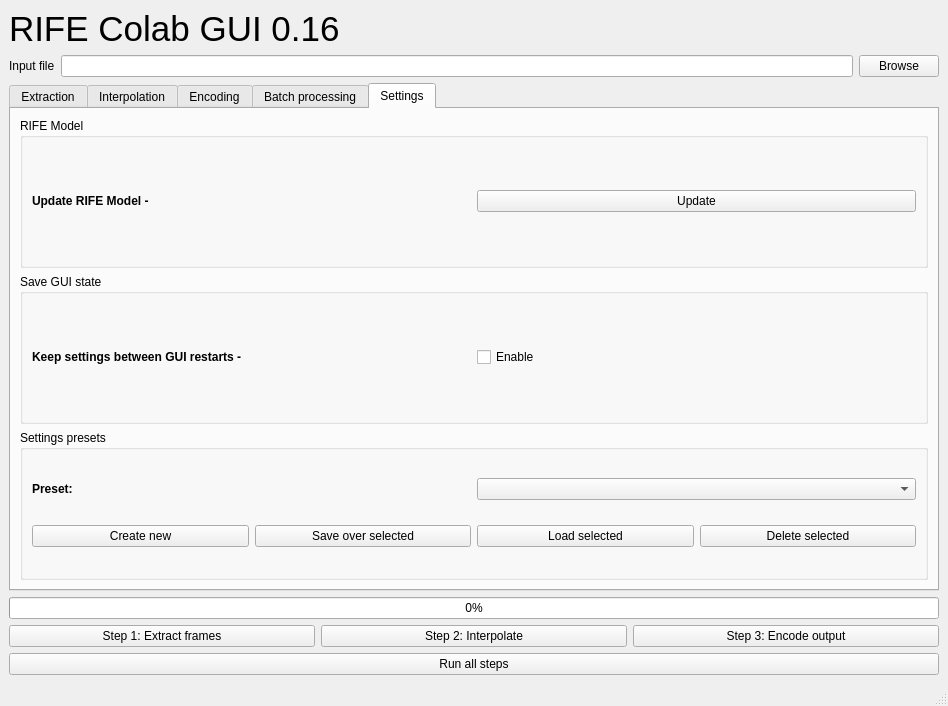
Qt form main_gui.ui (HeylonNHP/RIFE-Colab) before a commit.
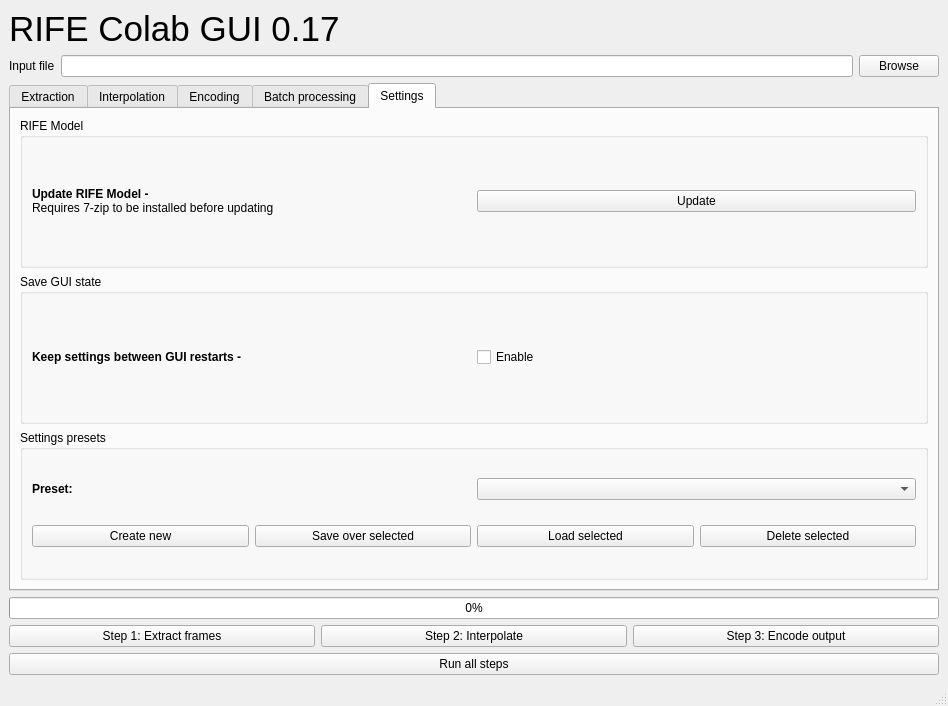
The same form after that commit. The open tabs and pages were chosen to show the change.

```diff
--- a/main_gui.ui
+++ b/main_gui.ui
@@ -37,7 +37,7 @@
          </font>
         </property>
         <property name="text">
-         <string>&lt;html&gt;&lt;head/&gt;&lt;body&gt;&lt;p&gt;RIFE Colab GUI 0.16&lt;/p&gt;&lt;/body&gt;&lt;/html&gt;</string>
+         <string>&lt;html&gt;&lt;head/&gt;&lt;body&gt;&lt;p&gt;RIFE Colab GUI 0.17&lt;/p&gt;&lt;/body&gt;&lt;/html&gt;</string>
         </property>
        </widget>
       </item>
@@ -629,7 +629,9 @@
            <item row="0" column="0">
             <widget class="QLabel" name="label_22">
              <property name="text">
-              <string>&lt;b&gt;Update RIFE Model -&lt;/b&gt;</string>
+              <string>&lt;b&gt;Update RIFE Model -&lt;/b&gt;
+&lt;br&gt;
+Requires 7-zip to be installed before updating</string>
              </property>
             </widget>
            </item>
```
